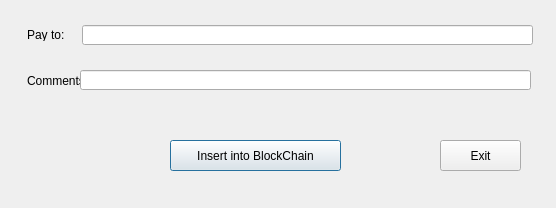
Qt form src/qt/forms/commentdialog.ui (FeatherCoin/Feathercoin) before a commit.
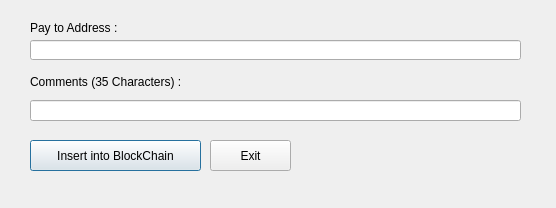
The same form after that commit. Icons and pictures are not drawn.

Commit message: updated commentdialog.ui to improve layout of form, improved help text

```diff
--- a/src/qt/forms/commentdialog.ui
+++ b/src/qt/forms/commentdialog.ui
@@ -16,7 +16,7 @@
   <widget class="QPushButton" name="insertButton">
    <property name="geometry">
     <rect>
-     <x>170</x>
+     <x>30</x>
      <y>140</y>
      <width>171</width>
      <height>31</height>
@@ -49,9 +49,9 @@
   <widget class="QLineEdit" name="addrEdit">
    <property name="geometry">
     <rect>
-     <x>82</x>
-     <y>25</y>
-     <width>451</width>
+     <x>30</x>
+     <y>40</y>
+     <width>491</width>
      <height>20</height>
     </rect>
    </property>
@@ -65,33 +65,33 @@
   <widget class="QLabel" name="label">
    <property name="geometry">
     <rect>
-     <x>27</x>
-     <y>29</y>
-     <width>54</width>
-     <height>12</height>
+     <x>30</x>
+     <y>20</y>
+     <width>111</width>
+     <height>16</height>
     </rect>
    </property>
    <property name="text">
-    <string>Pay to:</string>
+    <string>Pay to Address :</string>
    </property>
   </widget>
   <widget class="QLabel" name="label_2">
    <property name="geometry">
     <rect>
-     <x>27</x>
-     <y>75</y>
-     <width>54</width>
-     <height>12</height>
+     <x>30</x>
+     <y>71</y>
+     <width>171</width>
+     <height>21</height>
     </rect>
    </property>
    <property name="text">
-    <string>Comments</string>
+    <string>Comments (35 Characters) :</string>
    </property>
   </widget>
   <widget class="QPushButton" name="pushButton">
    <property name="geometry">
     <rect>
-     <x>440</x>
+     <x>210</x>
      <y>140</y>
      <width>81</width>
      <height>31</height>
@@ -114,10 +114,10 @@
   <widget class="QLineEdit" name="txtComment">
    <property name="geometry">
     <rect>
-     <x>80</x>
-     <y>70</y>
-     <width>451</width>
-     <height>20</height>
+     <x>30</x>
+     <y>100</y>
+     <width>491</width>
+     <height>21</height>
     </rect>
    </property>
   </widget>
```
